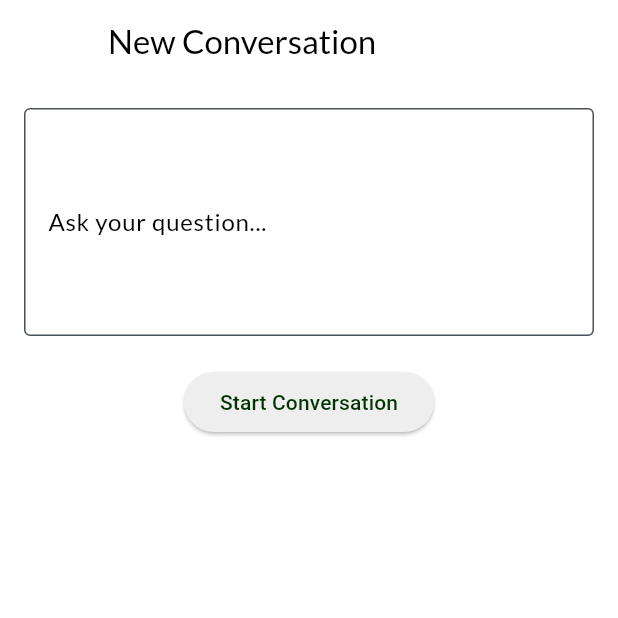
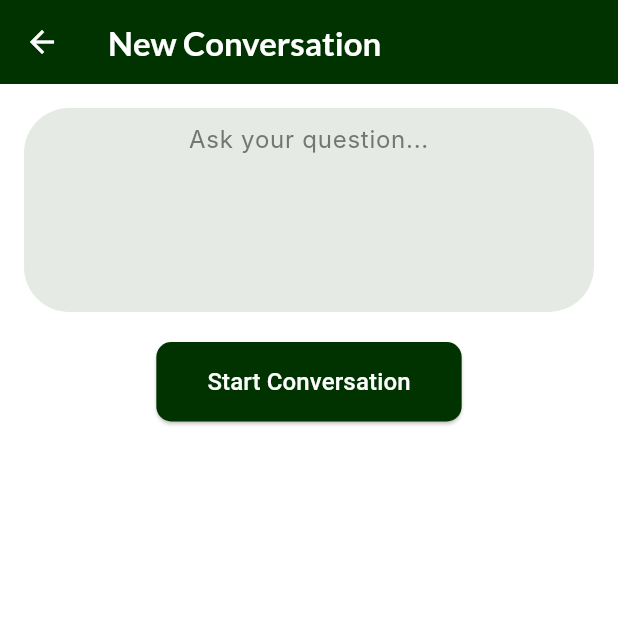
Before and after one commit to 8technologies/naro-mobo, a Flutter app: the NewConversationScreen screen opened directly with empty values, on a phone screen of 412 x 824 dp, the top half of it. Run offline on Flutter 3.47's test engine with Material 3 defaults, Android fonts, the phone set to English and light mode, and no system bars; our stand-ins replace cached_network_image, connectivity_plus, dio, feather_icons, flutter_easyloading, flutter_feather_icons and 13 more; missing offline and left inert: flutter_vision, flutx; accounts and stored records are empty.

Commit message:
Refactor NewConversationScreen UI

```diff
--- a/lib/screens/ai/chatbot_e_extension/NewConversationScreen.dart
+++ b/lib/screens/ai/chatbot_e_extension/NewConversationScreen.dart
@@ -1,5 +1,6 @@
 import 'package:flutter/material.dart';
 import 'package:marcci/api/chat_service.dart';
+import 'package:marcci/theme/custom_theme.dart';
 
 class NewConversationScreen extends StatefulWidget {
   final int userId; // Assuming the farmer's user ID is passed
@@ -54,16 +55,47 @@ class _NewConversationScreenState extends State<NewConversationScreen> {
   @override
   Widget build(BuildContext context) {
     return Scaffold(
-      appBar: AppBar(title: const Text('New Conversation')),
+      appBar: AppBar(
+        backgroundColor: CustomTheme.primary,
+        title: Column(
+          crossAxisAlignment: CrossAxisAlignment.start,
+          children: [
+            Text(
+              'New Conversation',
+              style: TextStyle(
+                fontWeight: FontWeight.bold,
+                color: Colors.white,
+                height: 1.0,
+              ),
+            ),
+          ],
+        ),
+      ),
       body: Padding(
         padding: const EdgeInsets.all(16.0),
         child: Column(
           children: [
             TextField(
               controller: _messageController,
-              decoration: const InputDecoration(
-                labelText: 'Ask your question...',
-                border: OutlineInputBorder(),
+              textAlign: TextAlign.center, // Center the hint text
+              decoration: InputDecoration(
+                hintText: 'Ask your question...',
+                hintStyle: TextStyle(
+                  color: Colors.grey[600],
+                  fontSize: 16,
+                  fontFamily: 'Inter',
+                  letterSpacing: 0.5,
+                  fontWeight: FontWeight.w400,
+                ),
+                border: OutlineInputBorder(
+                  borderRadius: BorderRadius.circular(30.0),
+                  borderSide: BorderSide.none,
+                ),
+                filled: true,
+                fillColor: CustomTheme.primary
+                    .withOpacity(0.1), // Subtle greenish color
+                contentPadding:
+                    EdgeInsets.symmetric(horizontal: 16.0, vertical: 8.0),
               ),
               maxLines: 5,
             ),
@@ -71,8 +103,24 @@ class _NewConversationScreenState extends State<NewConversationScreen> {
             _isLoading
                 ? const CircularProgressIndicator()
                 : ElevatedButton(
+                    style: ElevatedButton.styleFrom(
+                      backgroundColor: CustomTheme.primary, // Set button color
+                      shape: RoundedRectangleBorder(
+                        borderRadius: BorderRadius.circular(10), // Set radius
+                      ),
+                    ),
                     onPressed: _startConversation,
-                    child: const Text('Start Conversation'),
+                    child: Padding(
+                      padding: const EdgeInsets.symmetric(
+                          vertical: 15.0, horizontal: 10.0),
+                      child: Text(
+                        'Start Conversation',
+                        style: TextStyle(
+                          fontSize: 16, // Set text size
+                          color: Colors.white, // Set text color
+                        ),
+                      ),
+                    ),
                   ),
           ],
         ),
```
